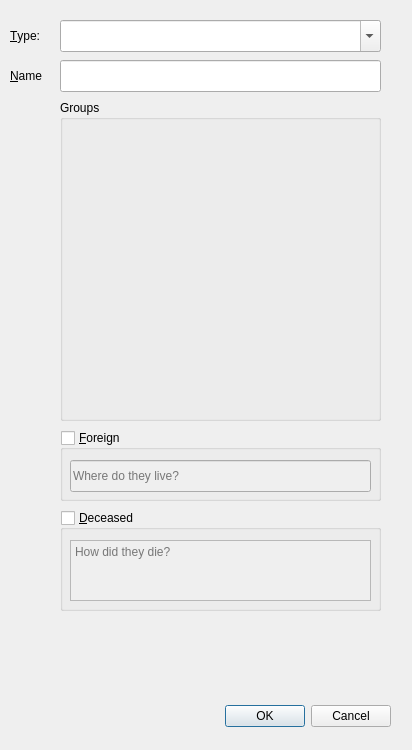
Old version of the form npc/gui/uis/new_character.ui in the repository aurule/npc.
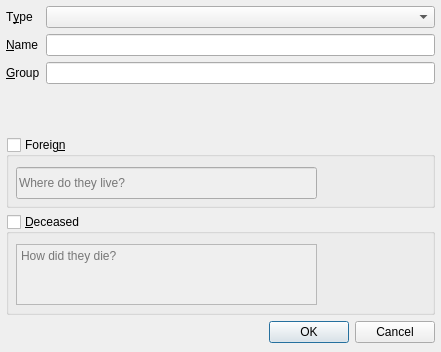
New version of the form.

Commit message: Add Changeling infos to new character dialog

```diff
--- a/npc/gui/uis/new_character.ui
+++ b/npc/gui/uis/new_character.ui
@@ -6,8 +6,8 @@
    <rect>
     <x>0</x>
     <y>0</y>
-    <width>412</width>
-    <height>750</height>
+    <width>441</width>
+    <height>352</height>
    </rect>
   </property>
   <property name="windowTitle">
@@ -16,60 +16,48 @@
   <property name="modal">
    <bool>true</bool>
   </property>
-  <widget class="QDialogButtonBox" name="buttonBox">
+  <widget class="QWidget" name="verticalLayoutWidget">
    <property name="geometry">
     <rect>
-     <x>20</x>
-     <y>700</y>
-     <width>371</width>
-     <height>32</height>
+     <x>0</x>
+     <y>0</y>
+     <width>441</width>
+     <height>349</height>
     </rect>
    </property>
-   <property name="orientation">
-    <enum>Qt::Horizontal</enum>
-   </property>
-   <property name="standardButtons">
-    <set>QDialogButtonBox::Cancel|QDialogButtonBox::Ok</set>
-   </property>
-  </widget>
-  <widget class="QLabel" name="label">
-   <property name="geometry">
-    <rect>
-     <x>10</x>
-     <y>20</y>
-     <width>41</width>
-     <height>31</height>
-    </rect>
-   </property>
+   <layout class="QVBoxLayout" name="verticalLayout">
+    <property name="leftMargin">
+     <number>6</number>
+    </property>
+    <property name="topMargin">
+     <number>6</number>
+    </property>
+    <property name="rightMargin">
+     <number>6</number>
+    </property>
+    <property name="bottomMargin">
+     <number>6</number>
+    </property>
+    <item>
+     <layout class="QFormLayout" name="infoForm">
+      <property name="sizeConstraint">
+       <enum>QLayout::SetNoConstraint</enum>
+      </property>
+      <item row="0" column="0">
+       <widget class="QLabel" name="typeLabel">
    <property name="text">
-    <string>&amp;Type:</string>
+         <string>T&amp;ype</string>
    </property>
    <property name="buddy">
     <cstring>typeSelect</cstring>
    </property>
   </widget>
-  <widget class="QComboBox" name="typeSelect">
-   <property name="geometry">
-    <rect>
-     <x>60</x>
-     <y>20</y>
-     <width>321</width>
-     <height>32</height>
-    </rect>
-   </property>
-   <property name="editable">
-    <bool>true</bool>
-   </property>
-  </widget>
-  <widget class="QLabel" name="label_2">
-   <property name="geometry">
-    <rect>
-     <x>10</x>
-     <y>60</y>
-     <width>51</width>
-     <height>31</height>
-    </rect>
-   </property>
+      </item>
+      <item row="0" column="1">
+       <widget class="QComboBox" name="typeSelect"/>
+      </item>
+      <item row="1" column="0">
+       <widget class="QLabel" name="nameLine">
    <property name="text">
     <string>&amp;Name</string>
    </property>
@@ -77,24 +65,85 @@
     <cstring>characterName</cstring>
    </property>
   </widget>
-  <widget class="QLineEdit" name="characterName">
+      </item>
+      <item row="1" column="1">
+       <widget class="QLineEdit" name="characterName"/>
+      </item>
+      <item row="2" column="0">
+       <widget class="QLabel" name="groupLabel">
+        <property name="text">
+         <string>&amp;Group</string>
+        </property>
+        <property name="buddy">
+         <cstring>groupName</cstring>
+        </property>
+       </widget>
+      </item>
+      <item row="2" column="1">
+       <widget class="QLineEdit" name="groupName"/>
+      </item>
+     </layout>
+    </item>
+    <item>
+     <widget class="QGroupBox" name="foreignBox">
+      <property name="sizePolicy">
+       <sizepolicy hsizetype="Preferred" vsizetype="Fixed">
+        <horstretch>0</horstretch>
+        <verstretch>0</verstretch>
+       </sizepolicy>
+      </property>
+      <property name="minimumSize">
+       <size>
+        <width>0</width>
+        <height>71</height>
+       </size>
+      </property>
+      <property name="title">
+       <string>Foreig&amp;n</string>
+      </property>
+      <property name="checkable">
+       <bool>true</bool>
+      </property>
+      <property name="checked">
+       <bool>false</bool>
+      </property>
+      <widget class="QLineEdit" name="foreignText">
    <property name="geometry">
     <rect>
-     <x>60</x>
-     <y>60</y>
-     <width>321</width>
+         <x>10</x>
+         <y>30</y>
+         <width>301</width>
      <height>32</height>
     </rect>
    </property>
-  </widget>
+       <property name="sizePolicy">
+        <sizepolicy hsizetype="Minimum" vsizetype="Fixed">
+         <horstretch>0</horstretch>
+         <verstretch>0</verstretch>
+        </sizepolicy>
+       </property>
+       <property name="placeholderText">
+        <string>Where do they live?</string>
+       </property>
+       <property name="clearButtonEnabled">
+        <bool>true</bool>
+       </property>
+      </widget>
+     </widget>
+    </item>
+    <item>
   <widget class="QGroupBox" name="deceasedBox">
-   <property name="geometry">
-    <rect>
-     <x>60</x>
-     <y>510</y>
-     <width>321</width>
+      <property name="sizePolicy">
+       <sizepolicy hsizetype="Preferred" vsizetype="Fixed">
+        <horstretch>0</horstretch>
+        <verstretch>0</verstretch>
+       </sizepolicy>
+      </property>
+      <property name="minimumSize">
+       <size>
+        <width>0</width>
      <height>101</height>
-    </rect>
+       </size>
    </property>
    <property name="title">
     <string>&amp;Deceased</string>
@@ -122,55 +171,29 @@
     </property>
    </widget>
   </widget>
-  <widget class="QGroupBox" name="foreignBox">
-   <property name="geometry">
-    <rect>
-     <x>60</x>
-     <y>430</y>
-     <width>321</width>
-     <height>71</height>
-    </rect>
-   </property>
-   <property name="title">
-    <string>&amp;Foreign</string>
-   </property>
-   <property name="checkable">
-    <bool>true</bool>
-   </property>
-   <property name="checked">
-    <bool>false</bool>
-   </property>
-   <widget class="QLineEdit" name="foreignText">
-    <property name="geometry">
-     <rect>
-      <x>10</x>
-      <y>30</y>
-      <width>301</width>
-      <height>32</height>
-     </rect>
-    </property>
-    <property name="placeholderText">
-     <string>Where do they live?</string>
-    </property>
-    <property name="clearButtonEnabled">
-     <bool>true</bool>
-    </property>
-   </widget>
+    </item>
+    <item>
+     <widget class="QDialogButtonBox" name="buttonBox">
+      <property name="orientation">
+       <enum>Qt::Horizontal</enum>
+      </property>
+      <property name="standardButtons">
+       <set>QDialogButtonBox::Cancel|QDialogButtonBox::Ok</set>
+      </property>
+     </widget>
+    </item>
+   </layout>
   </widget>
-  <widget class="QGroupBox" name="groupsBox">
-   <property name="geometry">
-    <rect>
-     <x>60</x>
-     <y>100</y>
-     <width>321</width>
-     <height>321</height>
-    </rect>
-   </property>
-   <property name="title">
-    <string>Groups</string>
-   </property>
-  </widget>
- </widget>
+ </widget>
+ <tabstops>
+  <tabstop>typeSelect</tabstop>
+  <tabstop>characterName</tabstop>
+  <tabstop>groupName</tabstop>
+  <tabstop>foreignBox</tabstop>
+  <tabstop>foreignText</tabstop>
+  <tabstop>deceasedBox</tabstop>
+  <tabstop>deceasedText</tabstop>
+ </tabstops>
  <resources/>
  <connections>
   <connection>
```
Left out of the diff: 35 changed lines with no effect on the pictures. Lines whose indentation alone changed are shown as unchanged. The commit also changes 2 other files.
